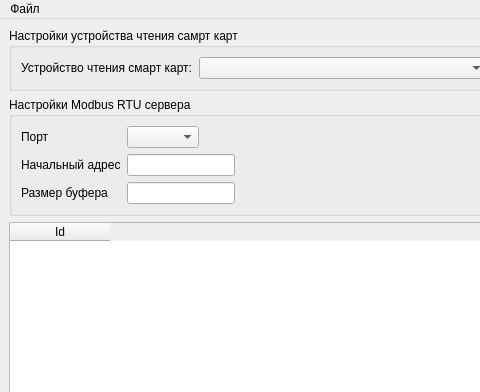
sanny32/SmartServer, file mainwindow.ui: the form before one commit; both pictures show x 0 to 480 and y 0 to 392 of the 604 by 600 pixel window.
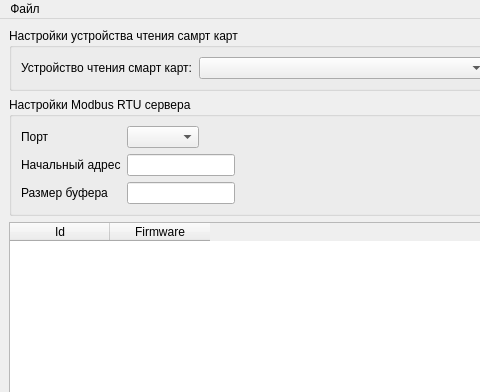
The form after the commit.

What changed in the file:
```diff
--- a/mainwindow.ui
+++ b/mainwindow.ui
@@ -109,6 +109,11 @@
         <string>Id</string>
        </property>
       </column>
+      <column>
+       <property name="text">
+        <string>Firmware</string>
+       </property>
+      </column>
      </widget>
     </item>
    </layout>
```
